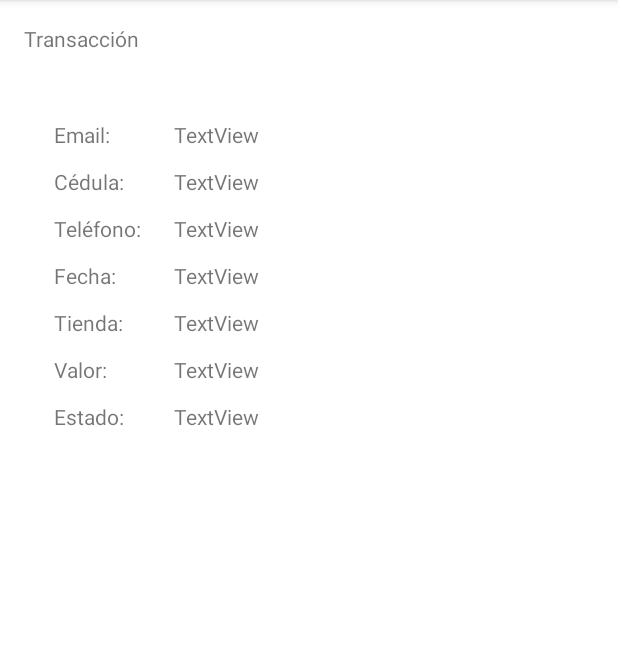
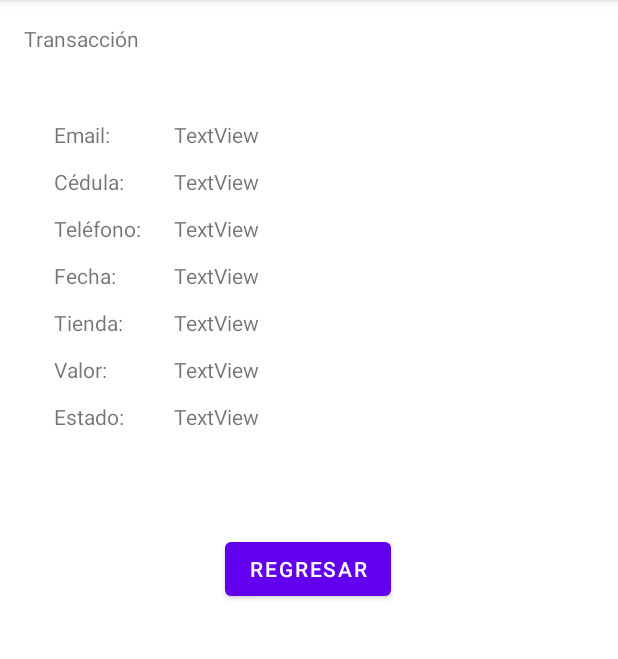
Before and after one commit to Derian2426/PayPhone, an Android app: the MainActivity2 screen opened directly, with no data from a screen before it, on a phone screen of 412 x 824 dp, the part 84-743 px from its top. Run offline under Robolectric (Android 15) with nearby library versions, the phone set to English and light mode, and no system bars; our stand-ins replace Volley; network calls fail.

Commit message:
PayPhone actualizacion de informacion

```diff
--- a/app/src/main/java/com/example/payphone/MainActivity2.kt
+++ b/app/src/main/java/com/example/payphone/MainActivity2.kt
@@ -3,6 +3,7 @@ package com.example.payphone
 import android.content.Intent
 import androidx.appcompat.app.AppCompatActivity
 import android.os.Bundle
+import android.view.View
 import android.widget.TextView
 import android.widget.Toast
 import com.android.volley.AuthFailureError
@@ -77,4 +78,8 @@ class MainActivity2 : AppCompatActivity() {
             println(e.message.toString())
         }
     }
+    fun btnRegresar(view:View){
+        var intent= Intent(this,MainActivity::class.java)
+        startActivity(intent)
+    }
 }
--- a/app/src/main/res/layout/activity_main2.xml
+++ b/app/src/main/res/layout/activity_main2.xml
@@ -156,4 +156,16 @@
         app:layout_constraintStart_toStartOf="parent"
         app:layout_constraintTop_toTopOf="parent" />
 
+    <Button
+        android:id="@+id/button"
+        android:layout_width="wrap_content"
+        android:layout_height="wrap_content"
+        android:layout_marginTop="68dp"
+        android:onClick="btnRegresar"
+        android:text="Regresar"
+        app:layout_constraintEnd_toEndOf="parent"
+        app:layout_constraintHorizontal_bias="0.498"
+        app:layout_constraintStart_toStartOf="parent"
+        app:layout_constraintTop_toBottomOf="@+id/txt_etado" />
+
 </androidx.constraintlayout.widget.ConstraintLayout>
```
